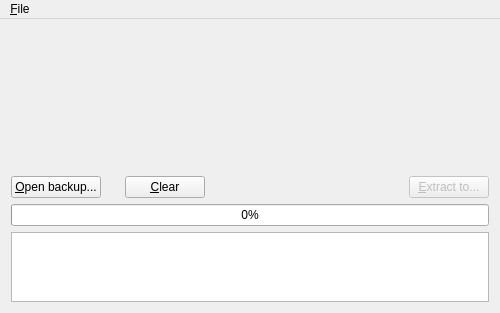
This is src/mainwindow.ui in servmask/Qtraktor as Qt 5 draws it before an edit. The edited form follows.
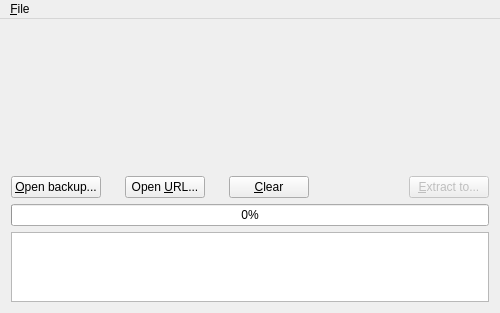
This is the edited form. Custom widgets are drawn as their Qt base class.

Commit message:
feat: add visible Open URL button to the main window
Add an "Open URL..." button in the bottom button row, between "Open
backup..." and "Clear", so the cloud-storage feature is immediately
discoverable without needing the File menu or keyboard shortcut.

The button is wired to openFromUrl() via the .ui file and is disabled
during downloads (same as the other buttons).

Diff of the .ui file:
```diff
--- a/src/mainwindow.ui
+++ b/src/mainwindow.ui
@@ -55,6 +55,19 @@
         </property>
        </widget>
       </item>
+      <item>
+       <widget class="QPushButton" name="openUrlButton">
+        <property name="sizePolicy">
+         <sizepolicy hsizetype="Fixed" vsizetype="Fixed">
+          <horstretch>0</horstretch>
+          <verstretch>0</verstretch>
+         </sizepolicy>
+        </property>
+        <property name="text">
+         <string>Open &amp;URL...</string>
+        </property>
+       </widget>
+      </item>
       <item>
        <widget class="QPushButton" name="clearButton">
         <property name="sizePolicy">
```
Left out of the diff: 17 changed lines with no effect on the pictures. The commit also changes 1 other file.
